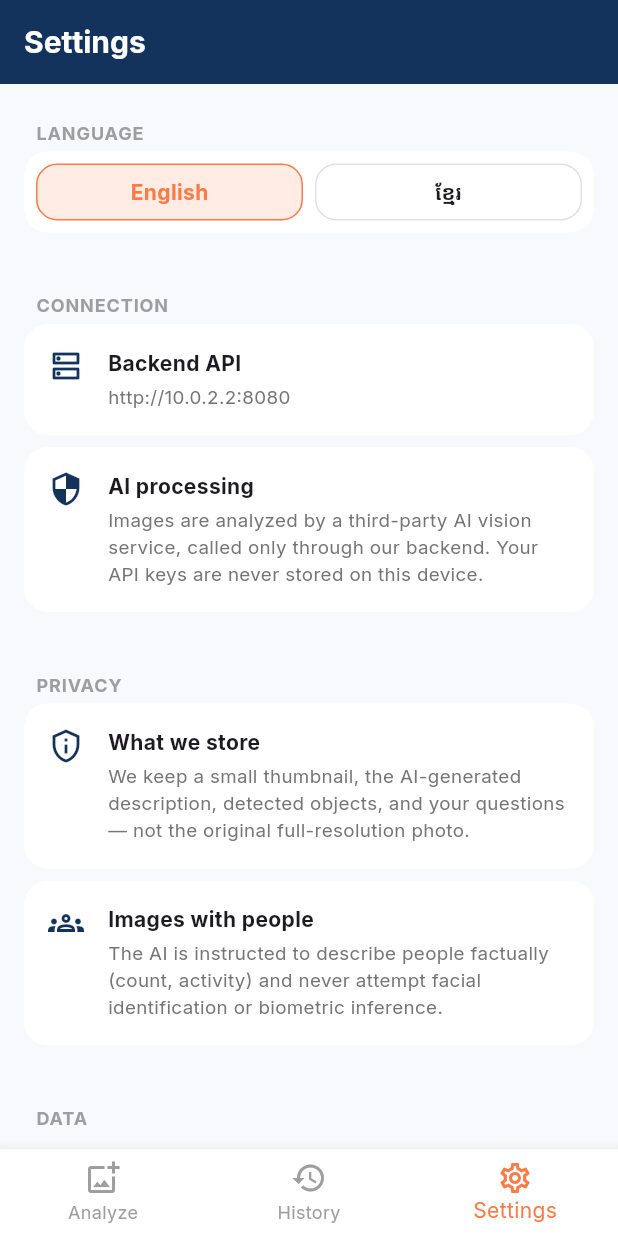
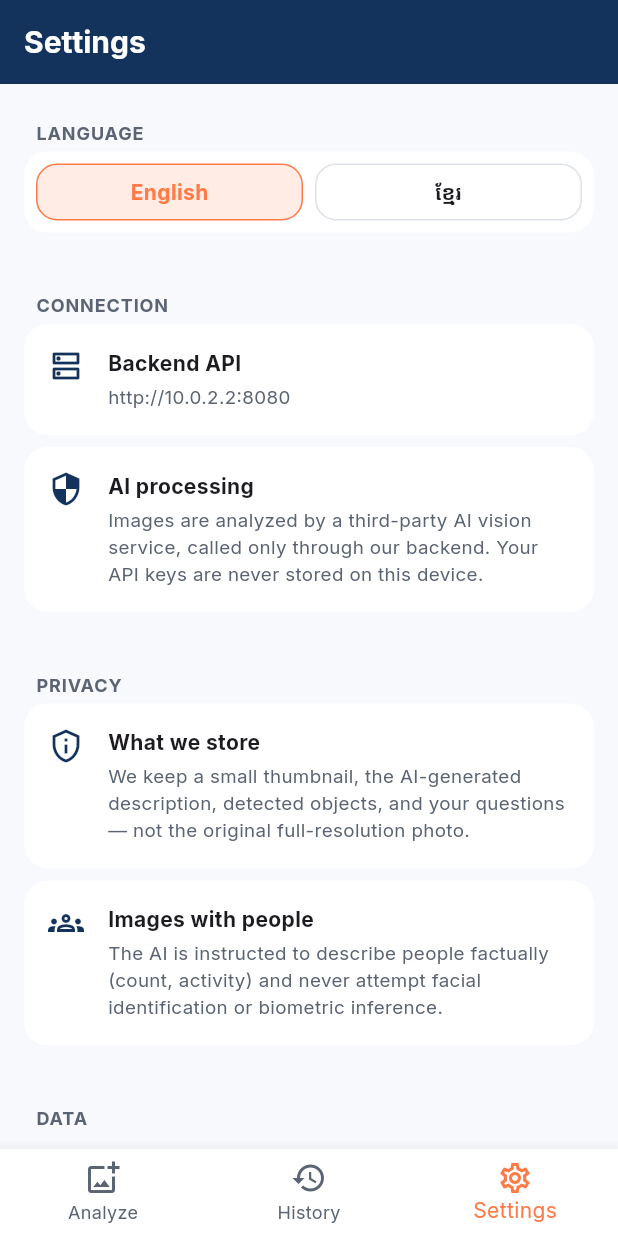
Before and after one commit to longsengchhun-crypto/ai-image-analyst, a Flutter app: the screen it shows after launch, item 3 of the bottom bar chosen, on a phone screen of 412 x 824 dp. Run offline on Flutter 3.47's test engine with Material 3 defaults, Android fonts, the phone set to English and light mode, and no system bars; our stand-ins replace dio, flutter_image_compress, google_fonts, image_picker, photo_view, share_plus and 3 more; accounts and stored records are empty; network calls fail; Roboto replaces fonts that are missing (Kantumruy Pro).

Commit message:
UX/UI consistency and semantic-color audit pass
Inspected every screen/widget and fixed real issues found rather than
redesigning what already worked (the existing deep-blue/coral design system,
elevation-0 flat cards, and Material3 base were already restrained and
intentional, not template-like — kept as-is):

- Semantic color bug: the uncertainty-note banner on the result screen was
  always styled as "danger" red, regardless of severity, which misrepresents
  a routine AI caveat as an error and duplicates the adjacent
  ConfidenceBadge's actual signal. Now uses a new calm "info" color, reserving
  danger/warning for things that actually went wrong.
- Dark-mode contrast bugs: raw `Colors.grey.shadeXXX` was scattered ad hoc
  across 6 files for "muted text" and "borders," several of which didn't
  adapt for dark mode (e.g. History's empty-state icon, image_card's
  placeholder box background, theme.dart's input border and bottom-nav
  unselected color). Replaced with two theme-aware helpers (mutedText(),
  subtleBorder()) defined once in constants.dart so every screen reads the
  same shade for the same purpose and actually adapts to the theme.
- Component inconsistency: ObjectTag used a drop-shadow chip while the
  adjacent ConfidenceBadge used a border — same chip role, different
  treatment. Unified to the border style used everywhere else in the app.
- Preview screen now shows the actual selected image's real dimensions and
  file size (decoded from the real bytes, not invented) before the user taps
  Analyze.
- Loading state gained an honest supporting line ("Usually takes just a few
  seconds") — deliberately did NOT add fake multi-stage progress text, since
  the backend makes one atomic AI call with no real intermediate stages to
  report.

Verified: flutter analyze clean, both widget tests pass, real screenshots
captured against a locally-served release web build proving each fix
(muted-color legibility, image-info line showing real 1x1px/1KB for the test
image, info-blue uncertainty banner instead of red).

Co-Authored-By: Claude Sonnet 5 <noreply@anthropic.com>

```diff
--- a/app/lib/l10n/app_km.arb
+++ b/app/lib/l10n/app_km.arb
@@ -16,6 +16,9 @@
   "previewRetake": "ថតម្ដងទៀត",
   "previewAnalyze": "វិភាគរូបភាព",
   "loadingAnalyzing": "កំពុងវិភាគរូបភាពរបស់អ្នក...",
+  "loadingAnalyzingSubtitle": "ជាធម្មតាចំណាយពេលត្រឹមតែពីរបីវិនាទី។",
+  "imageDetailsDimensions": "{width} × {height} px",
+  "imageDetailsSize": "{size} KB",
   "errorImageInvalidTitle": "រូបភាពនោះមិនអាចប្រើបានទេ",
   "errorAnalyzeFailedTitle": "យើងមិនអាចវិភាគរូបភាពនោះបានទេ",
   "btnStartOver": "ចាប់ផ្តើមឡើងវិញ",
--- a/app/lib/screens/history_screen.dart
+++ b/app/lib/screens/history_screen.dart
@@ -90,11 +90,11 @@ class _HistoryScreenState extends State<HistoryScreen> {
         child: Column(
           mainAxisSize: MainAxisSize.min,
           children: [
-            Icon(Icons.photo_library_outlined, size: 48, color: Colors.grey.shade400),
+            Icon(Icons.photo_library_outlined, size: 48, color: mutedText(context)),
             const SizedBox(height: Spacing.md),
             Text(l10n.emptyHistoryTitle, style: appFont(context, fontSize: 16, fontWeight: FontWeight.w700)),
             const SizedBox(height: Spacing.xs),
-            Text(l10n.emptyHistorySubtitle, style: appFont(context, color: Colors.grey.shade600)),
+            Text(l10n.emptyHistorySubtitle, style: appFont(context, color: mutedText(context))),
           ],
         ),
       ),
--- a/app/lib/screens/settings_screen.dart
+++ b/app/lib/screens/settings_screen.dart
@@ -75,7 +75,7 @@ class SettingsScreen extends StatelessWidget {
         padding: const EdgeInsets.fromLTRB(Spacing.sm, Spacing.sm, 0, Spacing.xs),
         child: Text(
           title.toUpperCase(),
-          style: appFont(context, fontSize: 12, fontWeight: FontWeight.w700, color: Colors.grey, letterSpacing: 0.6),
+          style: appFont(context, fontSize: 12, fontWeight: FontWeight.w700, color: mutedText(context), letterSpacing: 0.6),
         ),
       );
 
@@ -177,7 +177,7 @@ class _LanguageOption extends StatelessWidget {
         decoration: BoxDecoration(
           color: selected ? AppColors.accent.withValues(alpha: 0.14) : Colors.transparent,
           borderRadius: BorderRadius.circular(Radii.button),
-          border: Border.all(color: selected ? AppColors.accent : Colors.grey.shade300),
+          border: Border.all(color: selected ? AppColors.accent : subtleBorder(context)),
         ),
         alignment: Alignment.center,
         child: Text(label, style: labelStyle),
@@ -209,7 +209,7 @@ class _InfoTile extends StatelessWidget {
                 children: [
                   Text(title, style: appFont(context, fontSize: 14, fontWeight: FontWeight.w700)),
                   const SizedBox(height: 4),
-                  Text(subtitle, style: appFont(context, fontSize: 12.5, color: Colors.grey.shade600, height: 1.4)),
+                  Text(subtitle, style: appFont(context, fontSize: 12.5, color: mutedText(context), height: 1.4)),
                 ],
               ),
             ),
--- a/app/lib/theme.dart
+++ b/app/lib/theme.dart
@@ -57,6 +57,9 @@ class AppTheme {
   }
 
   static ThemeData _shared(ThemeData base, {required bool khmer}) {
+    final isDark = base.brightness == Brightness.dark;
+    final borderColor = isDark ? AppColors.borderDark : AppColors.borderLight;
+    final mutedColor = isDark ? AppColors.textMutedDark : AppColors.textMutedLight;
     return base.copyWith(
       appBarTheme: AppBarTheme(
         backgroundColor: base.brightness == Brightness.dark ? AppColors.surfaceDark : AppColors.primary,
@@ -92,11 +95,11 @@ class AppTheme {
         contentPadding: const EdgeInsets.symmetric(horizontal: Spacing.md, vertical: Spacing.md),
         border: OutlineInputBorder(
           borderRadius: BorderRadius.circular(Radii.button),
-          borderSide: BorderSide(color: Colors.grey.shade300),
+          borderSide: BorderSide(color: borderColor),
         ),
         enabledBorder: OutlineInputBorder(
           borderRadius: BorderRadius.circular(Radii.button),
-          borderSide: BorderSide(color: Colors.grey.shade300),
+          borderSide: BorderSide(color: borderColor),
         ),
         focusedBorder: OutlineInputBorder(
           borderRadius: BorderRadius.circular(Radii.button),
@@ -106,7 +109,7 @@ class AppTheme {
       bottomNavigationBarTheme: BottomNavigationBarThemeData(
         backgroundColor: base.brightness == Brightness.dark ? AppColors.cardDark : Colors.white,
         selectedItemColor: AppColors.accent,
-        unselectedItemColor: Colors.grey,
+        unselectedItemColor: mutedColor,
         type: BottomNavigationBarType.fixed,
         showUnselectedLabels: true,
       ),
--- a/app/lib/utils/constants.dart
+++ b/app/lib/utils/constants.dart
@@ -60,17 +60,36 @@ class AppColors {
   static const Color success = Color(0xFF2E9E6B);
   static const Color warning = Color(0xFFE0A72E);
   static const Color danger = Color(0xFFD94F4F);
+  static const Color info = Color(0xFF3B6EA8); // calm blue for neutral/contextual notes
 
   static const Color surfaceLight = Color(0xFFF7F9FC);
   static const Color surfaceDark = Color(0xFF10182A);
   static const Color cardLight = Colors.white;
   static const Color cardDark = Color(0xFF1B2740);
 
+  // Muted text / borders. Defined once here (rather than ad hoc
+  // `Colors.grey.shadeXXX` per file) so every screen reads the same shade for
+  // the same purpose, and so it actually adapts in dark mode instead of
+  // going low-contrast against a dark surface.
+  static const Color textMutedLight = Color(0xFF5B6472);
+  static const Color textMutedDark = Color(0xFFA6ADBB);
+  static const Color borderLight = Color(0xFFDDE2E8);
+  static const Color borderDark = Color(0xFF2B384F);
+
   // Confidence bands
   static const Color confidenceHigh = Color(0xFF2E9E6B);
   static const Color confidenceMedium = Color(0xFFE0A72E);
   static const Color confidenceLow = Color(0xFFD94F4F);
 }
+
+/// Theme-aware muted text color — use this instead of a raw `Colors.grey.shadeXXX`
+/// so secondary/supporting text stays legible in both light and dark mode.
+Color mutedText(BuildContext context) =>
+    Theme.of(context).brightness == Brightness.dark ? AppColors.textMutedDark : AppColors.textMutedLight;
+
+/// Theme-aware subtle border/divider color, for the same reason as [mutedText].
+Color subtleBorder(BuildContext context) =>
+    Theme.of(context).brightness == Brightness.dark ? AppColors.borderDark : AppColors.borderLight;
 
 /// Maps the backend's qualitative confidence bands to display color/label.
 enum ConfidenceBand { high, medium, low }
```
Also changed, not shown: app/lib/l10n/app_en.arb (+14 -0 lines), app/lib/screens/image_upload_screen.dart (+65 -4 lines), app/lib/screens/result_screen.dart (+14 -8 lines), app/lib/widgets/image_card.dart (+5 -5 lines), app/lib/widgets/object_tag.dart (+4 -7 lines), app/lib/l10n/generated/app_localizations.dart, app/lib/l10n/generated/app_localizations_en.dart, app/lib/l10n/generated/app_localizations_km.dart.
